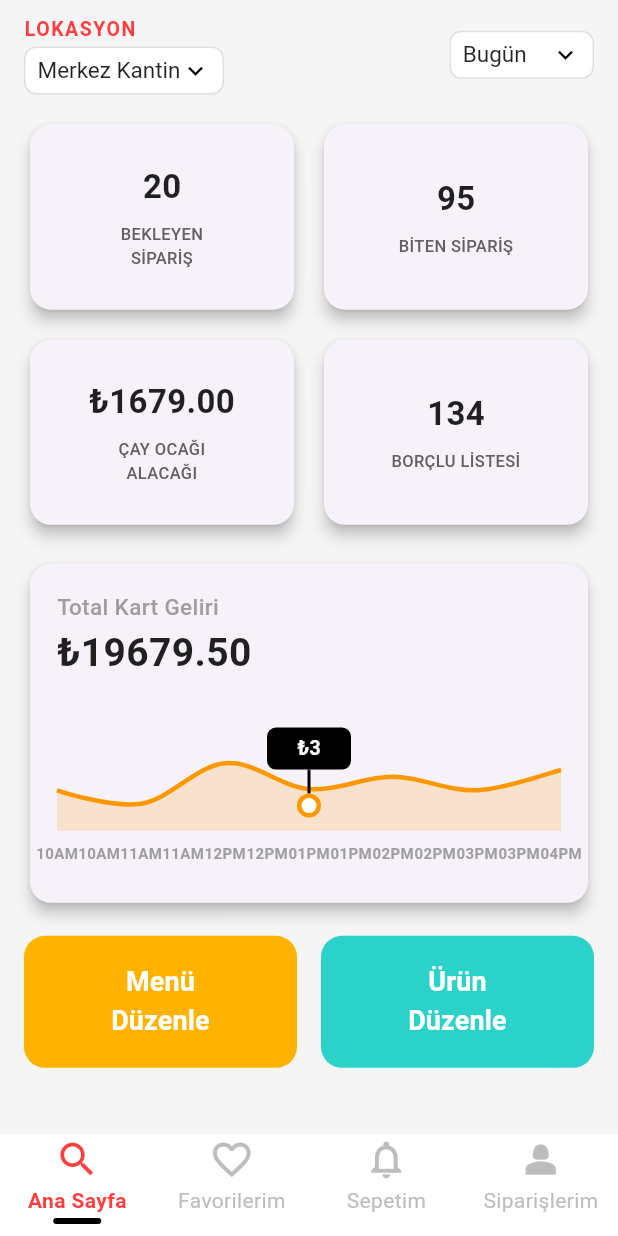
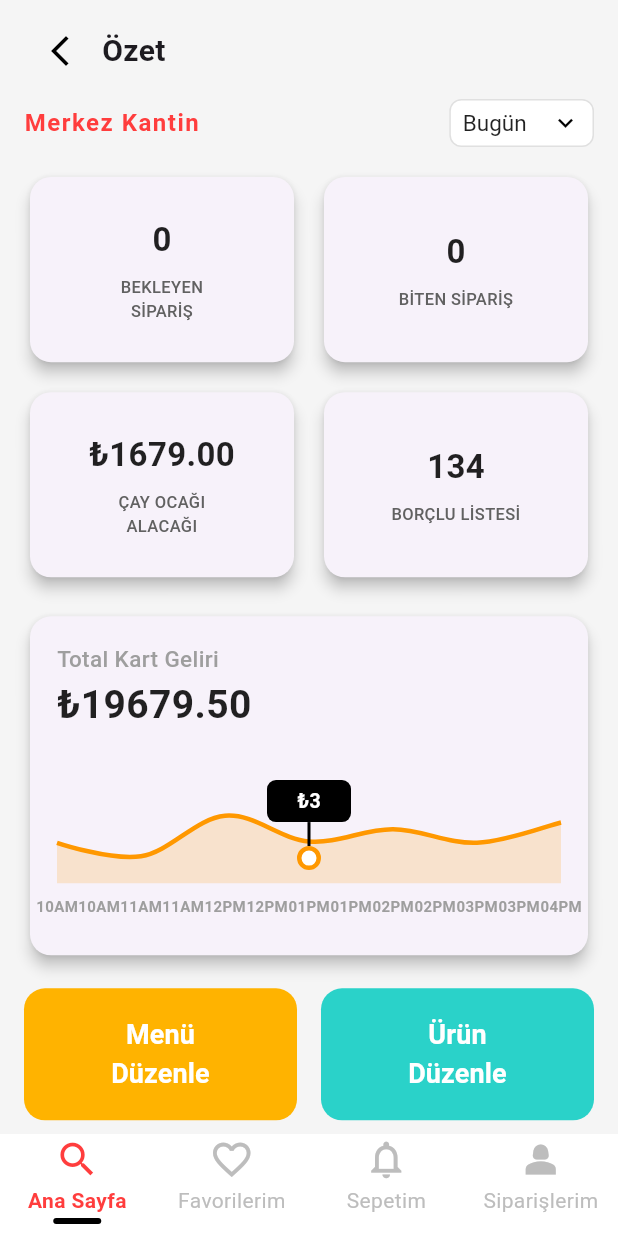
Before and after one commit to iremsu-erdemir/E-Kantin_3, a Flutter app: the OzetSayfa screen opened directly, on a phone screen of 412 x 824 dp. Run offline on Flutter 3.47's test engine with Material 3 defaults, Android fonts, the light colour scheme and no system bars; drawn by our look-alikes of fl_chart; our stand-ins replace shared_preferences; accounts and stored records are empty; Roboto replaces fonts that are missing (Poppins).

Commit message:
Admin Sipariş Ekranı Tasarlandı

```diff
--- a/lib/models/siparis.dart
+++ b/lib/models/siparis.dart
@@ -23,9 +23,7 @@ class Siparis {
     id: json['id'] ?? '',
     urun: json['urun'] ?? '',
     tutar: (json['tutar'] as num).toDouble(),
-
     durum: json['durum'] ?? 'aktif',
-
     img: json['img'] ?? '',
     siparisNo: json['siparisNo'] ?? '',
     tarih: json['tarih'] ?? '',
--- a/lib/screens/ozet_sayfa.dart
+++ b/lib/screens/ozet_sayfa.dart
@@ -2,6 +2,10 @@ import 'package:flutter/material.dart';
 import 'package:fl_chart/fl_chart.dart';
 import 'dart:math';
 import 'package:e_kantin/components/custom_bottom_nav_bar.dart';
+import 'admin_siparis.dart';
+import 'admin_home_page.dart';
+import '../models/user.dart';
+import '../services/local_storage_service.dart';
 
 class OzetSayfa extends StatefulWidget {
   const OzetSayfa({Key? key}) : super(key: key);
@@ -11,8 +15,8 @@ class OzetSayfa extends StatefulWidget {
 }
 
 class _OzetSayfaState extends State<OzetSayfa> {
-  int bekleyenSiparis = 20;
-  int bitenSiparis = 95;
+  int bekleyenSiparis = 0;
+  int bitenSiparis = 0;
   double cayOcagiAlacagi = 1679.00;
   int borcluListesi = 134;
   double totalKartGeliri = 19679.50;
@@ -31,6 +35,32 @@ class _OzetSayfaState extends State<OzetSayfa> {
   ];
 
   @override
+  void initState() {
+    super.initState();
+    _loadSiparisSayilari();
+  }
+
+  Future<void> _loadSiparisSayilari() async {
+    int aktif = 0;
+    int pasif = 0;
+    final usernames = await LocalStorageService.getAllUsernames();
+    for (final username in usernames) {
+      final orders = await LocalStorageService.getUserOrders(username);
+      for (final s in orders) {
+        if (s.durum == 'aktif') {
+          aktif++;
+        } else {
+          pasif++;
+        }
+      }
+    }
+    setState(() {
+      bekleyenSiparis = aktif;
+      bitenSiparis = pasif;
+    });
+  }
+
+  @override
   Widget build(BuildContext context) {
     return Scaffold(
       backgroundColor: const Color(0xFFF5F5F5),
@@ -41,64 +71,47 @@ class _OzetSayfaState extends State<OzetSayfa> {
             child: Column(
               crossAxisAlignment: CrossAxisAlignment.start,
               children: [
+                // Geri butonu
+                Row(
+                  children: [
+                    IconButton(
+                      icon: const Icon(
+                        Icons.arrow_back_ios_new,
+                        color: Colors.black,
+                      ),
+                      onPressed: () {
+                        Navigator.pushReplacement(
+                          context,
+                          MaterialPageRoute(
+                            builder: (context) =>
+                                AdminHomePage(user: UserSingleton().user!),
+                          ),
+                        );
+                      },
+                    ),
+                    const SizedBox(width: 4),
+                    const Text(
+                      'Özet',
+                      style: TextStyle(
+                        fontSize: 20,
+                        fontWeight: FontWeight.bold,
+                      ),
+                    ),
+                  ],
+                ),
+                const SizedBox(height: 8),
                 // Üst başlık ve sağda tarih dropdown
                 Row(
                   mainAxisAlignment: MainAxisAlignment.spaceBetween,
                   children: [
-                    Column(
-                      crossAxisAlignment: CrossAxisAlignment.start,
-                      children: [
                     const Text(
-                          "LOKASYON",
+                      "Merkez Kantin",
                       style: TextStyle(
                         color: Color(0xFFFF3D3D),
                         fontWeight: FontWeight.bold,
-                            fontSize: 13,
+                        fontSize: 16,
                         letterSpacing: 1,
                       ),
-                        ),
-                        const SizedBox(height: 2),
-                        Container(
-                          height: 32,
-                          padding: const EdgeInsets.symmetric(horizontal: 8),
-                          decoration: BoxDecoration(
-                            color: Colors.white,
-                            borderRadius: BorderRadius.circular(8),
-                            border: Border.all(color: Color(0xFFE0E0E0)),
-                          ),
-                          child: DropdownButtonHideUnderline(
-                            child: DropdownButton<String>(
-                              value: selectedLokasyon,
-                              items: const [
-                                DropdownMenuItem(
-                                  value: "Merkez Kantin",
-                                  child: Text("Merkez Kantin"),
-                                ),
-                                DropdownMenuItem(
-                                  value: "Çay Ocağı",
-                                  child: Text("Çay Ocağı"),
-                                ),
-                              ],
-                              onChanged: (value) {
-                                if (value != null) {
-                                  setState(() {
-                                    selectedLokasyon = value;
-                                  });
-                                }
-                              },
-                              icon: const Icon(
-                                Icons.keyboard_arrow_down,
-                                color: Colors.black,
-                                size: 20,
-                              ),
-                              style: const TextStyle(
-                                fontSize: 15,
-                                color: Colors.black87,
-                              ),
-                            ),
-                          ),
-                        ),
-                      ],
                     ),
                     Container(
                       height: 32,
@@ -153,8 +166,33 @@ class _OzetSayfaState extends State<OzetSayfa> {
                   mainAxisSpacing: 12.0,
                   childAspectRatio: 1.4,
                   children: [
-                    _buildStatCard('$bekleyenSiparis', 'BEKLEYEN\nSİPARİŞ'),
-                    _buildStatCard('$bitenSiparis', 'BİTEN SİPARİŞ'),
+                    GestureDetector(
+                      onTap: () {
+                        Navigator.push(
+                          context,
+                          MaterialPageRoute(
+                            builder: (context) => const AdminSiparis(),
+                            settings: RouteSettings(arguments: 0),
+                          ),
+                        );
+                      },
+                      child: _buildStatCard(
+                        '$bekleyenSiparis',
+                        'BEKLEYEN\nSİPARİŞ',
+                      ),
+                    ),
+                    GestureDetector(
+                      onTap: () {
+                        Navigator.push(
+                          context,
+                          MaterialPageRoute(
+                            builder: (context) => const AdminSiparis(),
+                            settings: RouteSettings(arguments: 1),
+                          ),
+                        );
+                      },
+                      child: _buildStatCard('$bitenSiparis', 'BİTEN SİPARİŞ'),
+                    ),
                     _buildStatCard(
                       '₺${cayOcagiAlacagi.toStringAsFixed(2)}',
                       'ÇAY OCAĞI\nALACAĞI',
--- a/lib/services/local_storage_service.dart
+++ b/lib/services/local_storage_service.dart
@@ -6,6 +6,23 @@ import '../models/notification.dart';
 import 'package:flutter/foundation.dart';
 
 class LocalStorageService {
+  // Kullanıcı adını kaydet (her sipariş eklendiğinde çağrılacak)
+  static Future<void> addUsername(String username) async {
+    final prefs = await SharedPreferences.getInstance();
+    final key = 'all_usernames';
+    final list = prefs.getStringList(key) ?? [];
+    if (!list.contains(username)) {
+      list.add(username);
+      await prefs.setStringList(key, list);
+    }
+  }
+
+  // Tüm kullanıcı adlarını getir
+  static Future<List<String>> getAllUsernames() async {
+    final prefs = await SharedPreferences.getInstance();
+    return prefs.getStringList('all_usernames') ?? [];
+  }
+
   // SİPARİŞLER
   static Future<List<Siparis>> getUserOrders(String username) async {
     final prefs = await SharedPreferences.getInstance();
@@ -19,6 +36,8 @@ class LocalStorageService {
     final list = prefs.getStringList(key) ?? [];
     list.add(json.encode(siparis.toJson()));
     await prefs.setStringList(key, list);
+    // Kullanıcı adını da kaydet
+    await addUsername(username);
   }
 
   static Future<void> markAsDelivered(String username, String orderId) async {
```
Also changed, not shown: lib/screens/admin_siparis.dart (added, +356 -0 lines), lib/screens/sandwich_detail.page.dart (+15 -1 lines), lib/screens/siparisler.dart (+0 -25 lines). Lines whose indentation alone changed are shown as unchanged.
